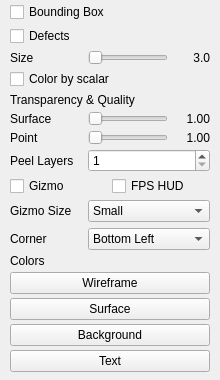
The window that src/ui/view_display_page.ui (thermeng/SciRender) describes before a commit, drawn with Qt 5; both pictures show x 0 to 220 and y 164 to 544 of the 220 by 544 pixel window.
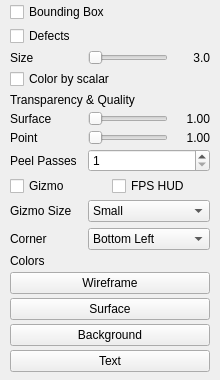
The same window after the commit.

```diff
--- a/src/ui/view_display_page.ui
+++ b/src/ui/view_display_page.ui
@@ -249,7 +249,8 @@
        <property name="bottomMargin"><number>0</number></property>
        <item>
         <widget class="QLabel" name="peelLayersLabel">
-         <property name="text"><string>Peel Layers</string></property>
+         <property name="text"><string>Peel Passes</string></property>
+          <property name="toolTip"><string>Quality ceiling only -- this is NOT a transparency control. The result is identical at 1 or 64 passes, because anything the peel loop leaves unresolved is blended by a final alpha pass. Raising it only bounds worst-case CPU cost.</string></property>
          <property name="minimumSize"><size><width>72</width><height>0</height></size></property>
          <property name="maximumSize"><size><width>72</width><height>16777215</height></size></property><property name="alignment"><set>Qt::AlignLeft|Qt::AlignVCenter</set></property>
         </widget>
```
